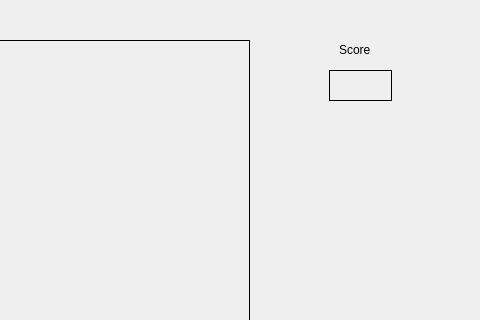
The window that mainwindow.ui (sugatalaha/EggCatcherQt) describes before a commit, drawn with Qt 5; both pictures show x 761 to 1241 and y 0 to 320 of the 1241 by 861 pixel window.
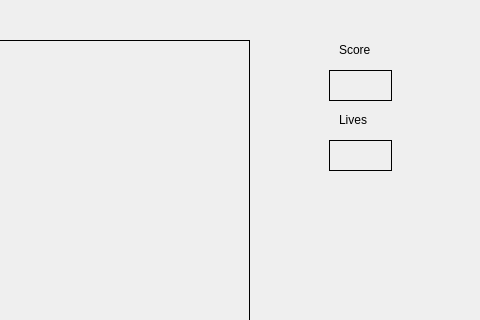
The same window after the commit.

Diff of the .ui file:
```diff
--- a/mainwindow.ui
+++ b/mainwindow.ui
@@ -59,6 +59,35 @@
      <string/>
     </property>
    </widget>
+   <widget class="QLabel" name="lives">
+    <property name="geometry">
+     <rect>
+      <x>1090</x>
+      <y>140</y>
+      <width>63</width>
+      <height>31</height>
+     </rect>
+    </property>
+    <property name="frameShape">
+     <enum>QFrame::Shape::Box</enum>
+    </property>
+    <property name="text">
+     <string/>
+    </property>
+   </widget>
+   <widget class="QLabel" name="label_2">
+    <property name="geometry">
+     <rect>
+      <x>1100</x>
+      <y>110</y>
+      <width>51</width>
+      <height>20</height>
+     </rect>
+    </property>
+    <property name="text">
+     <string>Lives</string>
+    </property>
+   </widget>
   </widget>
   <widget class="QMenuBar" name="menubar">
    <property name="geometry">
```
